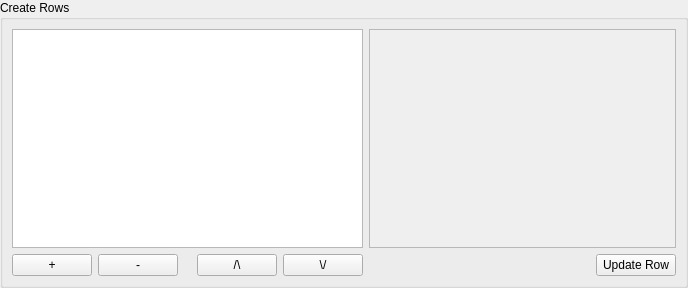
iPenguin/CrochetCharts, file src/roweditdialog.ui: the form before one commit.
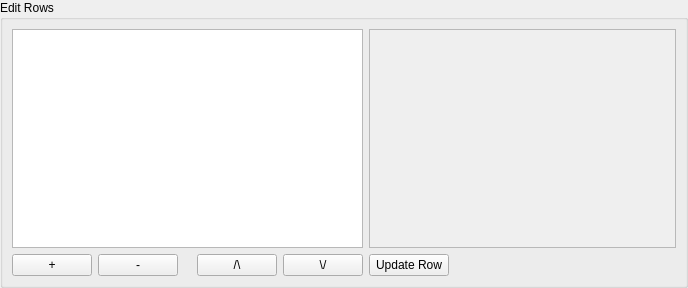
The form after the commit.

Patch:
```diff
--- a/src/roweditdialog.ui
+++ b/src/roweditdialog.ui
@@ -20,7 +20,7 @@
    <item>
     <widget class="QGroupBox" name="createRows">
      <property name="title">
-      <string>Create Rows</string>
+      <string>Edit Rows</string>
      </property>
      <layout class="QGridLayout" name="gridLayout">
       <item row="1" column="3">
@@ -108,7 +108,7 @@
         </property>
        </widget>
       </item>
-      <item row="1" column="6">
+      <item row="1" column="7">
        <spacer name="horizontalSpacer_3">
         <property name="orientation">
          <enum>Qt::Horizontal</enum>
@@ -121,7 +121,7 @@
         </property>
        </spacer>
       </item>
-      <item row="1" column="7">
+      <item row="1" column="6">
        <widget class="QPushButton" name="updateRow">
         <property name="text">
          <string>Update Row</string>
```
Left out of the diff: 2 changed lines with no effect on the pictures.
